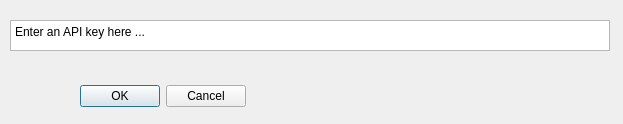
Old version of the form src/main/python/ui/Ui_Dialog.ui in the repository jessequinn/tagger.
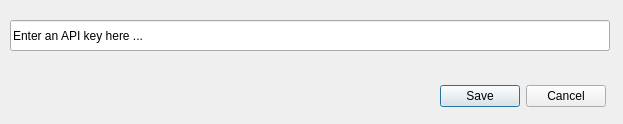
New version of the form.

Commit message: feat: test_ui_dialog added

```diff
--- a/src/main/python/ui/Ui_Dialog.ui
+++ b/src/main/python/ui/Ui_Dialog.ui
@@ -19,48 +19,33 @@
   <property name="windowTitle">
    <string>API Key</string>
   </property>
-  <widget class="QPlainTextEdit" name="pte_api_key">
-   <property name="geometry">
-    <rect>
-     <x>10</x>
-     <y>20</y>
-     <width>600</width>
-     <height>31</height>
-    </rect>
-   </property>
-   <property name="minimumSize">
-    <size>
-     <width>600</width>
-     <height>31</height>
-    </size>
-   </property>
-   <property name="maximumSize">
-    <size>
-     <width>600</width>
-     <height>31</height>
-    </size>
-   </property>
-   <property name="tabChangesFocus">
-    <bool>true</bool>
-   </property>
-   <property name="lineWrapMode">
-    <enum>QPlainTextEdit::NoWrap</enum>
-   </property>
-   <property name="plainText">
-    <string>Enter an API key here ...</string>
-   </property>
-  </widget>
   <widget class="QDialogButtonBox" name="btn_bx_api_key">
    <property name="geometry">
     <rect>
-     <x>60</x>
+     <x>420</x>
      <y>80</y>
      <width>186</width>
      <height>32</height>
     </rect>
    </property>
+   <property name="layoutDirection">
+    <enum>Qt::LeftToRight</enum>
+   </property>
    <property name="standardButtons">
-    <set>QDialogButtonBox::Cancel|QDialogButtonBox::Ok</set>
+    <set>QDialogButtonBox::Cancel|QDialogButtonBox::Save</set>
+   </property>
+  </widget>
+  <widget class="QLineEdit" name="le_api_key">
+   <property name="geometry">
+    <rect>
+     <x>10</x>
+     <y>20</y>
+     <width>600</width>
+     <height>31</height>
+    </rect>
+   </property>
+   <property name="text">
+    <string>Enter an API key here ...</string>
    </property>
   </widget>
  </widget>
```
The commit also changes 7 other files.
